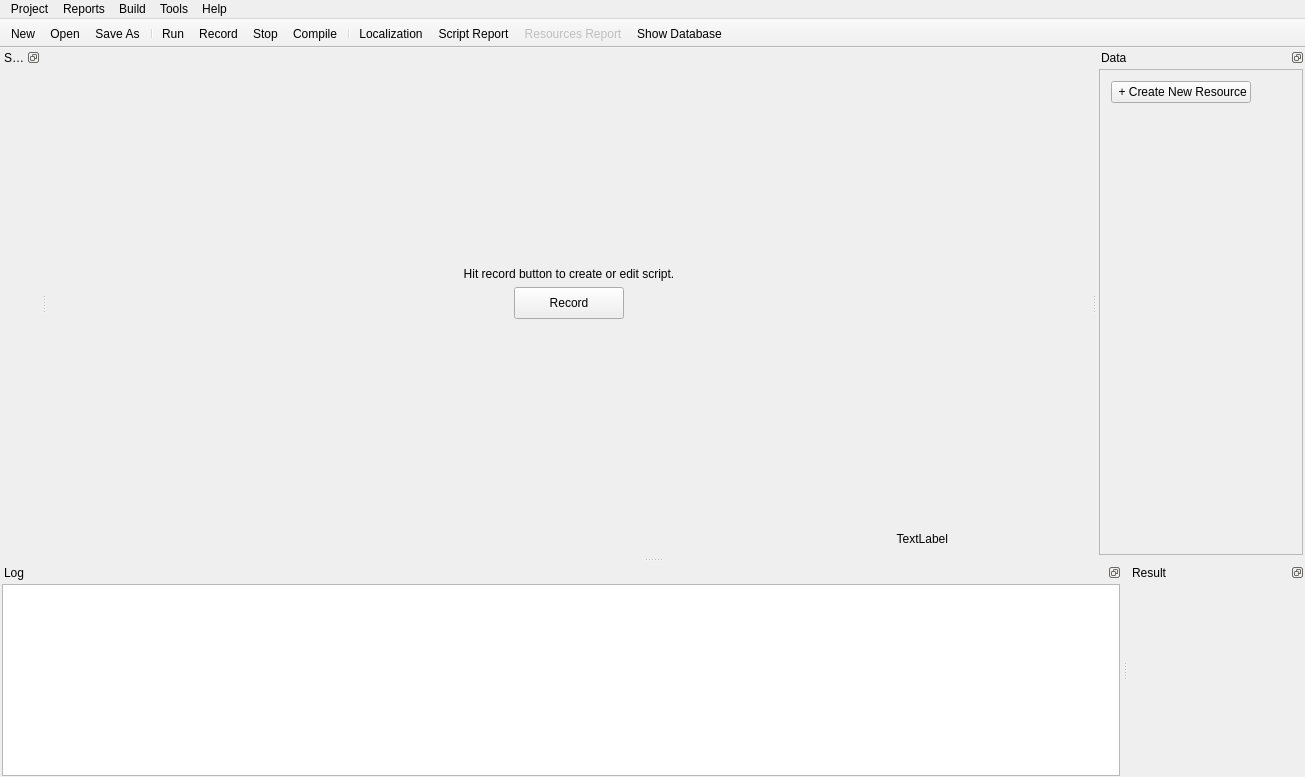
bablosoft/BAS, file Studio/mainwindow.ui: the form before one commit.
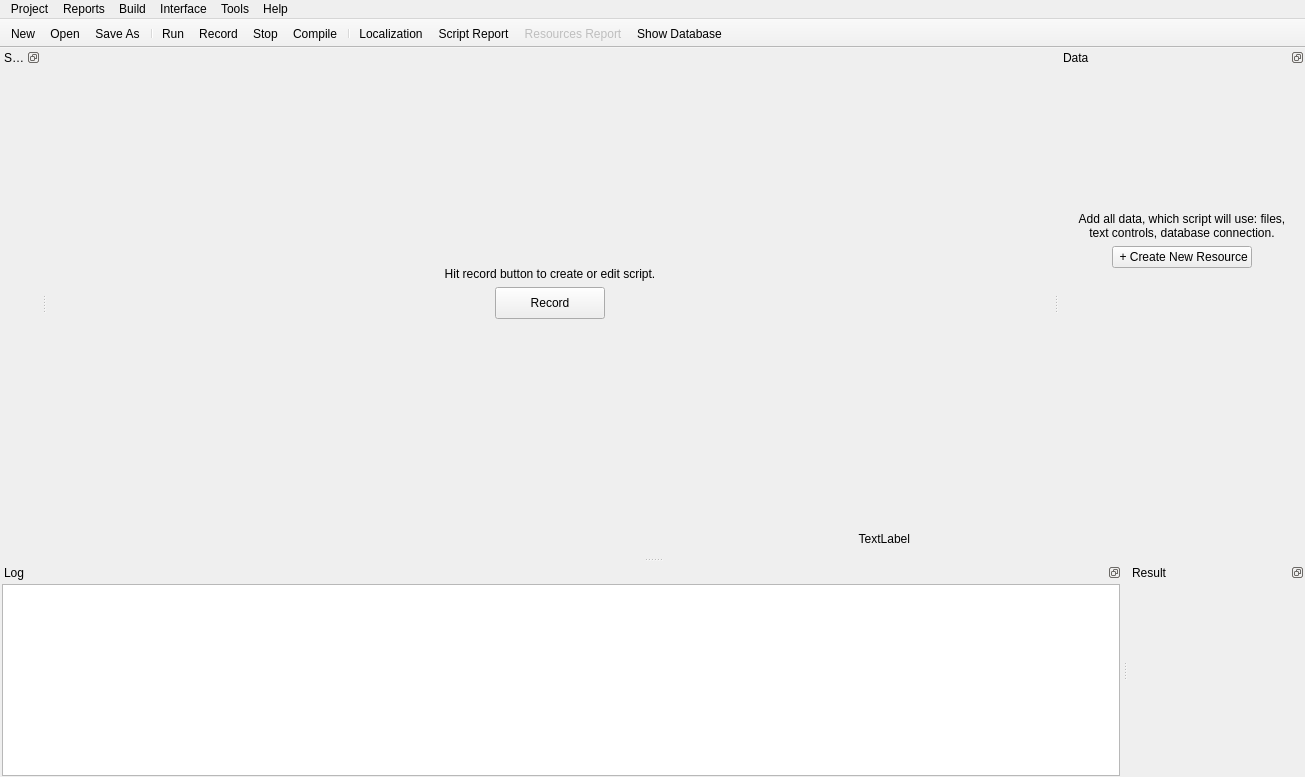
The form after the commit. Icons and pictures are not drawn. Custom widgets are drawn as their Qt base class.

Diff of the .ui file:
```diff
--- a/Studio/mainwindow.ui
+++ b/Studio/mainwindow.ui
@@ -298,9 +298,16 @@
     <addaction name="actionRegexp_Constructor"/>
     <addaction name="actionFingerprint_Switcher"/>
    </widget>
+   <widget class="QMenu" name="menuInterface">
+    <property name="title">
+     <string>Interface</string>
+    </property>
+    <addaction name="actionRestoreOriginal"/>
+   </widget>
    <addaction name="menuProject"/>
    <addaction name="menuReports"/>
    <addaction name="menuBuild"/>
+   <addaction name="menuInterface"/>
    <addaction name="menuTools"/>
    <addaction name="menuHelp"/>
   </widget>
@@ -411,6 +418,9 @@
        <property name="styleSheet">
         <string notr="true"/>
        </property>
+       <property name="frameShape">
+        <enum>QFrame::NoFrame</enum>
+       </property>
        <property name="widgetResizable">
         <bool>true</bool>
        </property>
@@ -426,8 +436,71 @@
         <layout class="QHBoxLayout" name="horizontalLayout_4">
          <item>
           <layout class="QVBoxLayout" name="verticalLayout_6">
+           <property name="spacing">
+            <number>6</number>
+           </property>
+           <property name="topMargin">
+            <number>0</number>
+           </property>
+           <item>
+            <spacer name="SpacerResourcesTop">
+             <property name="orientation">
+              <enum>Qt::Vertical</enum>
+             </property>
+             <property name="sizeHint" stdset="0">
+              <size>
+               <width>20</width>
+               <height>40</height>
+              </size>
+             </property>
+            </spacer>
+           </item>
+           <item>
+            <widget class="QLabel" name="label">
+             <property name="sizePolicy">
+              <sizepolicy hsizetype="Preferred" vsizetype="Maximum">
+               <horstretch>0</horstretch>
+               <verstretch>0</verstretch>
+              </sizepolicy>
+             </property>
+             <property name="text">
+              <string>&lt;html&gt;&lt;head/&gt;&lt;body&gt;&lt;p&gt;&lt;img src=&quot;:/engine/images/question.png&quot;/&gt; Add all data, which script will use: files, text controls, database connection.&lt;/p&gt;&lt;/body&gt;&lt;/html&gt;</string>
+             </property>
+             <property name="textFormat">
+              <enum>Qt::RichText</enum>
+             </property>
+             <property name="pixmap">
+              <pixmap resource="../Engine/engine.qrc">:/engine/images/question.png</pixmap>
+             </property>
+             <property name="alignment">
+              <set>Qt::AlignHCenter|Qt::AlignTop</set>
+             </property>
+             <property name="wordWrap">
+              <bool>true</bool>
+             </property>
+             <property name="margin">
+              <number>3</number>
+             </property>
+            </widget>
+           </item>
            <item>
             <layout class="QHBoxLayout" name="horizontalLayout_5">
+             <property name="bottomMargin">
+              <number>6</number>
+             </property>
+             <item>
+              <spacer name="horizontalSpacer_4">
+               <property name="orientation">
+                <enum>Qt::Horizontal</enum>
+               </property>
+               <property name="sizeHint" stdset="0">
+                <size>
+                 <width>40</width>
+                 <height>20</height>
+                </size>
+               </property>
+              </spacer>
+             </item>
              <item>
               <widget class="QPushButton" name="ButtonAddNewResource">
                <property name="text">
@@ -451,7 +524,27 @@
             </layout>
            </item>
            <item>
-            <widget class="QWidget" name="DataWidget" native="true"/>
+            <spacer name="SpacerResourcesBottom">
+             <property name="orientation">
+              <enum>Qt::Vertical</enum>
+             </property>
+             <property name="sizeHint" stdset="0">
+              <size>
+               <width>20</width>
+               <height>40</height>
+              </size>
+             </property>
+            </spacer>
+           </item>
+           <item>
+            <widget class="QWidget" name="DataWidget" native="true">
+             <property name="sizePolicy">
+              <sizepolicy hsizetype="Preferred" vsizetype="MinimumExpanding">
+               <horstretch>0</horstretch>
+               <verstretch>0</verstretch>
+              </sizepolicy>
+             </property>
+            </widget>
            </item>
           </layout>
          </item>
```
Left out of the diff: 8 changed lines with no effect on the pictures.
